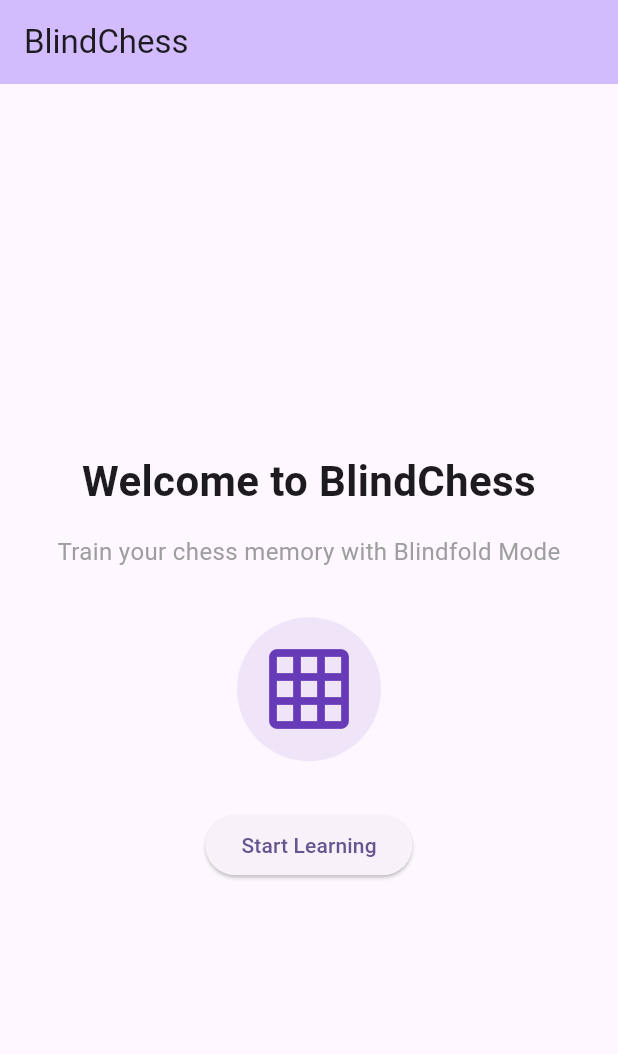
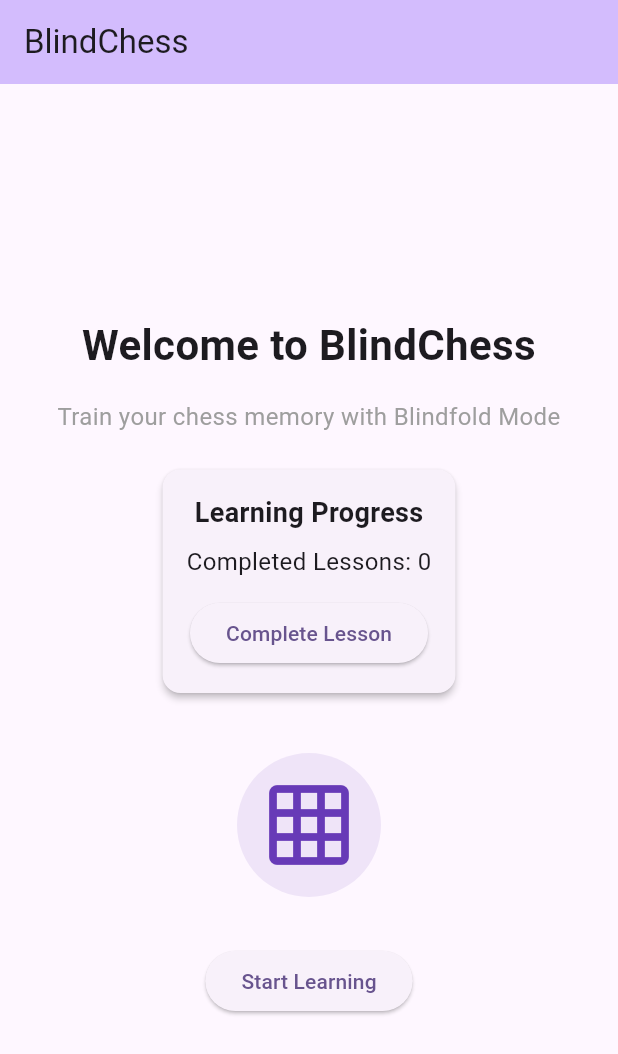
Before and after one commit to KSN1729/BlindChess, a Flutter app: the screen it shows after launch, on a phone screen of 412 x 824 dp. Shown: the top 1054 px of the screen. Run offline on Flutter 3.47's test engine with Material 3 defaults, Android fonts, the phone set to English and light mode, and no system bars.

Commit message:
Day 7 completed - StatefulWidget and setState basics

```diff
--- a/lib/screens/home_screen.dart
+++ b/lib/screens/home_screen.dart
@@ -1,5 +1,6 @@
 import 'package:flutter/material.dart';
 import '../widgets/section_title.dart';
+import '../widgets/progress_card.dart';
 import 'learning_screen.dart';
 
 /// [Why widgets are separated]
@@ -51,6 +52,8 @@ class HomeScreen extends StatelessWidget {
                   textAlign: TextAlign.center,
                 ),
               ),
+              // We display the learning progress card here
+              const ProgressCard(),
               const SizedBox(height: 24),
               Container(
                 padding: const EdgeInsets.all(16),
--- a/lib/screens/learning_screen.dart
+++ b/lib/screens/learning_screen.dart
@@ -1,5 +1,6 @@
 import 'package:flutter/material.dart';
 import '../widgets/section_title.dart';
+import '../widgets/progress_card.dart';
 
 /// [Why widgets are separated]
 /// Keeping screens and layout components in separate files separates concerns and makes the codebase
@@ -50,6 +51,8 @@ class LearningScreen extends StatelessWidget {
                   textAlign: TextAlign.center,
                 ),
               ),
+              // We display the learning progress card here
+              const ProgressCard(),
               const SizedBox(height: 32),
               ElevatedButton(
                 onPressed: () {
--- /dev/null
+++ b/lib/widgets/progress_card.dart
@@ -0,0 +1,91 @@
+import 'package:flutter/material.dart';
+
+/// [What StatefulWidget is]
+/// A StatefulWidget is a widget that describes a part of the user interface that can dynamically
+/// change its state (data) over time. Unlike a StatelessWidget, which is immutable and constant
+/// once built, a StatefulWidget associates itself with a mutable State object that holds values
+/// that can change during the widget's lifecycle.
+///
+/// [Why StatefulWidget is needed]
+/// When an application needs to respond to user interactions (like inputting text, clicking a button,
+/// or fetching data) by immediately updating what is displayed on the screen, a StatefulWidget is needed.
+/// It provides a mechanism to track changes and redraw the UI dynamically.
+///
+/// [Difference between StatelessWidget and StatefulWidget]
+/// 1. StatelessWidget:
+///    - Cannot change its appearance or data after creation.
+///    - It has no dynamic memory of user interactions.
+///    - It is completely drawn based on parameters passed through its constructor.
+/// 2. StatefulWidget:
+///    - Can change its visual appearance in response to user events.
+///    - It maintains an internal 'State' object that lives independently of the widget configuration itself.
+///    - It can redraw itself multiple times using new state values.
+class ProgressCard extends StatefulWidget {
+  const ProgressCard({super.key});
+
+  /// [What State class does]
+  /// A StatefulWidget class itself is immutable (just like StatelessWidget).
+  /// To support mutable data, Flutter separates the widget configuration from its state.
+  /// The `createState()` method returns the companion [State] object where all mutable data,
+  /// variables, and business logic reside. The state object persists even when Flutter destroys
+  /// and recreates the parent widget instance during layout updates.
+  @override
+  State<ProgressCard> createState() => _ProgressCardState();
+}
+
+class _ProgressCardState extends State<ProgressCard> {
+  // Local state variable to track the number of completed lessons.
+  int completedLessons = 0;
+
+  @override
+  Widget build(BuildContext context) {
+    return Card(
+      elevation: 2,
+      margin: const EdgeInsets.symmetric(horizontal: 24.0, vertical: 16.0),
+      shape: RoundedRectangleBorder(
+        borderRadius: BorderRadius.circular(12),
+      ),
+      child: Padding(
+        padding: const EdgeInsets.all(16.0),
+        child: Column(
+          mainAxisSize: MainAxisSize.min,
+          children: [
+            const Text(
+              'Learning Progress',
+              style: TextStyle(
+                fontSize: 18,
+                fontWeight: FontWeight.bold,
+              ),
+            ),
+            const SizedBox(height: 8),
+            Text(
+              'Completed Lessons: $completedLessons',
+              style: const TextStyle(
+                fontSize: 16,
+              ),
+            ),
+            const SizedBox(height: 12),
+            ElevatedButton(
+              onPressed: () {
+                /// [What setState() does]
+                /// `setState()` is the built-in method we call to notify the Flutter framework that
+                /// the internal state of this object has changed.
+                /// It takes a callback function where we update our state variables (here, `completedLessons`).
+                ///
+                /// [Why UI rebuilds after state changes]
+                /// When `setState()` is called, Flutter flags this State object as "dirty".
+                /// During the next frame draw, Flutter automatically invokes the state's `build()` method again.
+                /// The build method executes with the updated values, generating a new widget subtree that
+                /// updates the screen, rendering the new lesson count.
+                setState(() {
+                  completedLessons++;
+                });
+              },
+              child: const Text('Complete Lesson'),
+            ),
+          ],
+        ),
+      ),
+    );
+  }
+}
```
Also changed, not shown: 2 other files.
